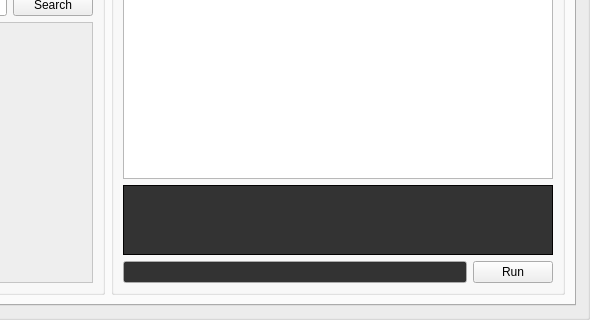
Old version of the form BEAT View/ui_files/BEAT.ui in the repository gjjuarez/BEAT; both pictures show x 200 to 790 and y 212 to 532 of the 790 by 532 pixel window.
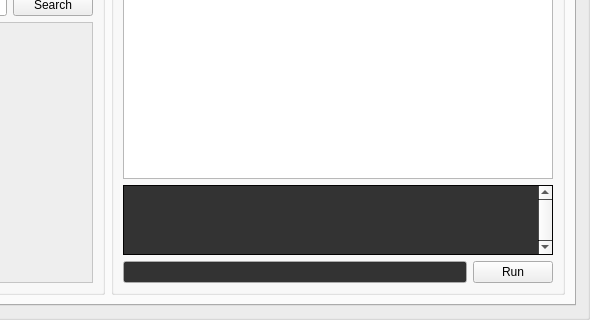
New version of the form. The open tabs and pages were chosen to show the change.

Commit message: Fixed scrolling in terminal

The edit to the form file:
```diff
--- a/BEAT View/ui_files/BEAT.ui
+++ b/BEAT View/ui_files/BEAT.ui
@@ -4011,6 +4011,12 @@
               </disabled>
              </palette>
             </property>
+            <property name="verticalScrollBarPolicy">
+             <enum>Qt::ScrollBarAlwaysOn</enum>
+            </property>
+            <property name="verticalScrollMode">
+             <enum>QAbstractItemView::ScrollPerPixel</enum>
+            </property>
            </widget>
           </item>
           <item>
```
Left out of the diff: 2 changed lines with no effect on the pictures. The commit also changes 2 other files.
